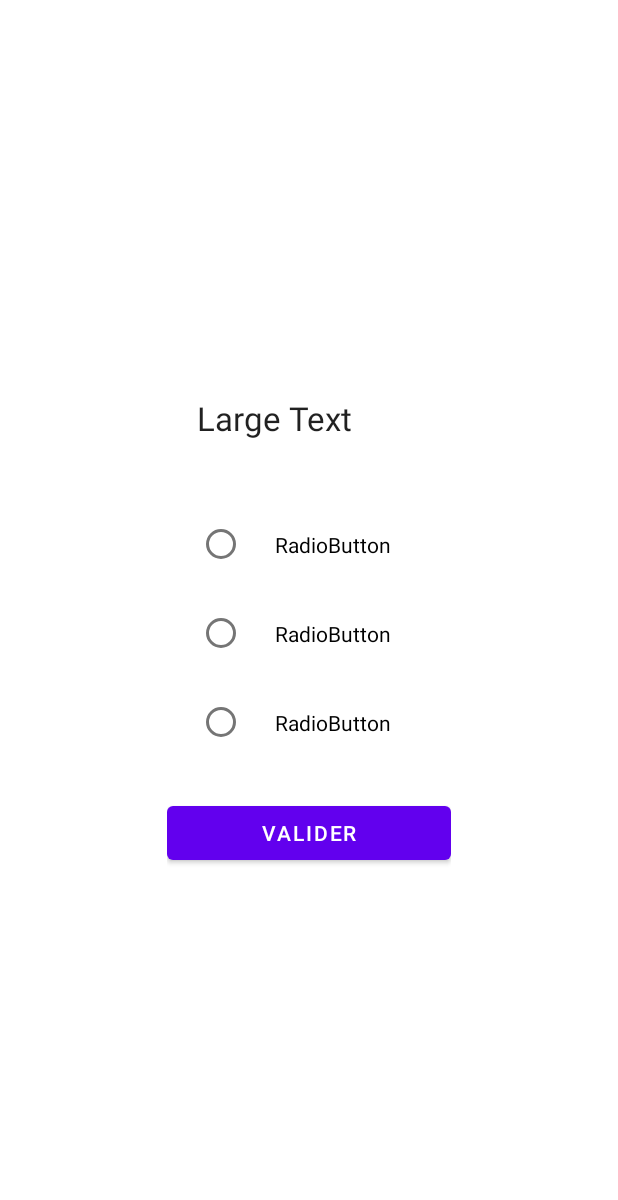
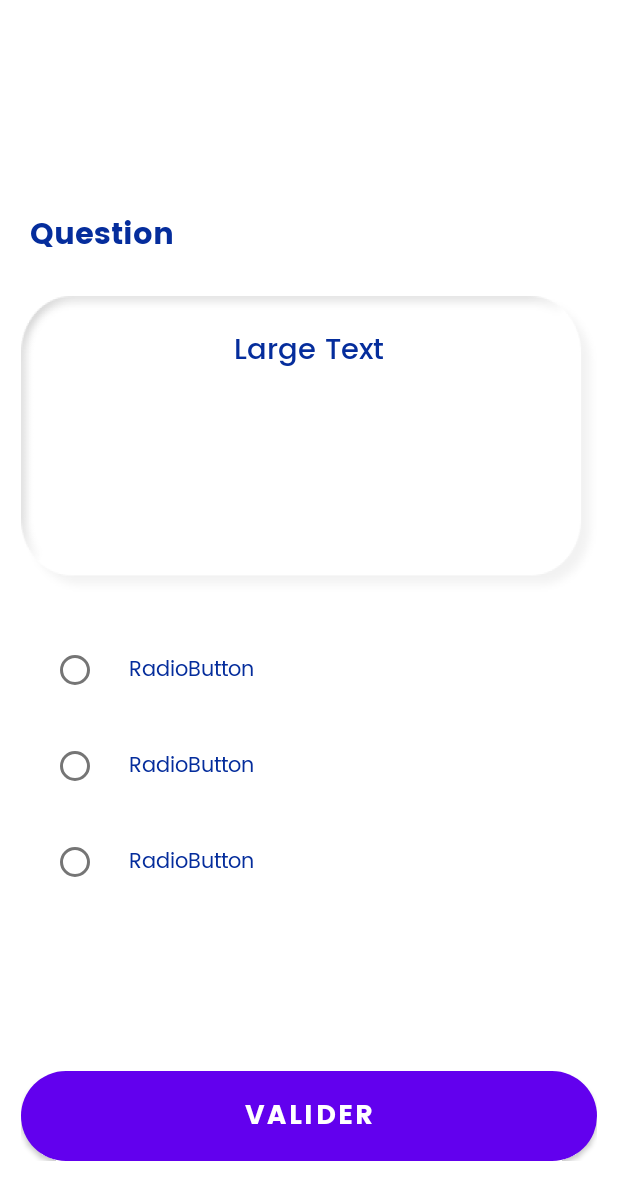
Before and after one commit to cheikhkeydi/MQuizz, an Android app: the layout activity_quiz.xml on its own in the app's theme, with its tools: preview values and no code run, on a phone screen of 412 x 824 dp. Shown: the top 1200 px of the screen. Run offline under Robolectric (Android 15) with nearby library versions, the phone set to English and light mode, and no system bars.

Commit message:
Mise a jour 2

```diff
--- a/app/build.gradle
+++ b/app/build.gradle
@@ -42,6 +42,6 @@ dependencies {
 //Lottie Animation
     implementation 'com.airbnb.android:lottie:3.4.0'
 
-    implementation 'com.readystatesoftware.sqliteasset:sqliteassethelper:+'
+   // implementation 'com.readystatesoftware.sqliteasset:sqliteassethelper:+'
 
 }
--- a/app/src/main/java/com/example/mquizz/MainActivity.java
+++ b/app/src/main/java/com/example/mquizz/MainActivity.java
@@ -15,7 +15,7 @@ import data.DbHelper;
 
 public class MainActivity extends AppCompatActivity {
     private Button scripte,acceuil,liste_score,info,jouer,filiere,matiere,score,questionnaire,quizz;
-
+    public  final static String AGE = "MonAge";
     @Override
     protected void onCreate(Bundle savedInstanceState) {
         super.onCreate(savedInstanceState);
@@ -60,6 +60,7 @@ public class MainActivity extends AppCompatActivity {
             @Override
             public void onClick(View view) {
                 Intent helloworld1= new Intent(getApplicationContext(), acceuil.class);
+                //helloworld1.putExtra(DONNEE,"Donnee");
                 startActivity(helloworld1);
             }
         });
--- a/app/src/main/java/com/example/mquizz/acceuil.java
+++ b/app/src/main/java/com/example/mquizz/acceuil.java
@@ -9,6 +9,8 @@ import android.view.View;
 import android.widget.Button;
 import android.widget.TextView;
 
+import adapter.FiliereAdapter;
+
 public class acceuil extends AppCompatActivity {
     private Button valider;
     private TextView info;
@@ -18,6 +20,10 @@ public class acceuil extends AppCompatActivity {
         setContentView(R.layout.activity_acceuil);
         valider =(Button) findViewById(R.id.commencer);
         info =(TextView) findViewById(R.id.info);
+
+
+       Intent i=getIntent();
+       info.setText(i.getStringExtra(FiliereAdapter.SELECTNIVEAU));
 
         info.setOnClickListener(new View.OnClickListener() {
             @Override
--- a/app/src/main/java/com/example/mquizz/slider.java
+++ b/app/src/main/java/com/example/mquizz/slider.java
@@ -45,6 +45,7 @@ public class slider extends AppCompatActivity {
             public void onClick(View v) {
                 Intent hello = new Intent(getApplicationContext(), acceuil.class);
                 startActivity(hello);
+                finish();
             }
         });
 
--- a/app/src/main/res/layout/activity_quiz.xml
+++ b/app/src/main/res/layout/activity_quiz.xml
@@ -1,54 +1,115 @@
- <RelativeLayout xmlns:android="http://schemas.android.com/apk/res/android"
+<RelativeLayout xmlns:android="http://schemas.android.com/apk/res/android"
     xmlns:tools="http://schemas.android.com/tools"
     android:layout_width="match_parent"
     android:layout_height="match_parent"
-    tools:context="com.example.mquizz.QuizActivity"
-   >
+    xmlns:app="http://schemas.android.com/apk/res-auto"
+    tools:context="com.example.mquizz.QuizActivity">
+
+    <com.airbnb.lottie.LottieAnimationView
+        android:layout_width="375dp"
+        android:layout_height="42dp"
+        android:layout_alignParentStart="true"
+        android:layout_alignParentLeft="true"
+        android:layout_alignParentTop="true"
+        android:layout_alignParentEnd="true"
+        android:layout_alignParentRight="true"
+        android:layout_marginStart="16dp"
+        android:layout_marginLeft="16dp"
+        android:layout_marginTop="26dp"
+        android:layout_marginEnd="20dp"
+        android:layout_marginRight="20dp"
+        app:lottie_autoPlay="true"
+        app:lottie_loop="false"
+        app:lottie_rawRes="@raw/quinzsec" />
+
+    <TextView
+        android:layout_width="139dp"
+        android:layout_height="wrap_content"
+        android:layout_alignParentStart="true"
+        android:layout_alignParentLeft="true"
+        android:layout_alignParentTop="true"
+        android:layout_alignParentEnd="true"
+        android:layout_alignParentRight="true"
+        android:layout_marginStart="20dp"
+        android:layout_marginLeft="20dp"
+        android:layout_marginTop="140dp"
+        android:layout_marginEnd="252dp"
+        android:layout_marginRight="252dp"
+        android:layout_marginBottom="120dp"
+        android:fontFamily="@font/poppinsbold"
+        android:text="Question"
+        android:textColor="@color/colorprincipale"
+        android:textSize="20dp" />
+
     <LinearLayout
         android:layout_width="wrap_content"
         android:layout_height="wrap_content"
+        android:layout_alignParentTop="true"
+        android:layout_alignParentBottom="true"
+        android:layout_marginTop="183dp"
+        android:layout_marginBottom="36dp"
         android:orientation="vertical"
-        android:layout_centerVertical="true"
-        android:layout_centerHorizontal="true">
+        android:padding="14dp">
+
         <TextView
             android:id="@+id/textView1"
             android:layout_width="match_parent"
             android:layout_height="wrap_content"
+            android:background="@drawable/fondback"
+            android:fontFamily="@font/poppinsmedium"
             android:padding="20dp"
             android:text="Large Text"
-            android:textAppearance="?android:attr/textAppearanceLarge" />
+            android:textColor="@color/colorprincipale"
+            android:textAlignment="center"
+            android:textAppearance="?android:attr/textAppearanceLarge"
+            android:textDirection="inherit"
+            android:textSize="19dp" />
+
         <RadioGroup
             android:id="@+id/radioGroup1"
             android:layout_width="match_parent"
-            android:padding="20dp"
             android:layout_height="wrap_content"
-            android:layout_weight="0.04" >
+            android:layout_weight="0.04"
+            android:padding="20dp">
+
             <RadioButton
                 android:id="@+id/radio0"
-                android:padding="20dp"
                 android:layout_width="match_parent"
                 android:layout_height="wrap_content"
-                android:text="RadioButton" />
+                android:fontFamily="@font/poppinsregular"
+                android:padding="20dp"
+                android:text="RadioButton"
+                android:textColor="@color/colorprincipale" />
+
             <RadioButton
                 android:id="@+id/radio1"
-                android:padding="20dp"
                 android:layout_width="match_parent"
                 android:layout_height="wrap_content"
-                android:text="RadioButton" />
+                android:fontFamily="@font/poppinsregular"
+                android:padding="20dp"
+                android:text="RadioButton"
+                android:textColor="@color/colorprincipale" />/>
+
             <RadioButton
                 android:id="@+id/radio2"
-                android:padding="20dp"
                 android:layout_width="match_parent"
                 android:layout_height="wrap_content"
-                android:text="RadioButton" />
+                android:fontFamily="@font/poppinsregular"
+                android:padding="20dp"
+                android:text="RadioButton"
+                android:textColor="@color/colorprincipale"
+                android:textColorHighlight="@color/colorprincipale" />/>
         </RadioGroup>
 
 
         <Button
-                android:id="@+id/button1"
-                android:layout_width="match_parent"
-                android:layout_height="wrap_content"
-                android:text="Valider"
-                android:linksClickable="false"/>
+            android:id="@+id/button1"
+            android:layout_width="match_parent"
+            android:layout_height="wrap_content"
+            android:background="@drawable/button"
+            android:fontFamily="@font/poppinsbold"
+            android:linksClickable="false"
+            android:text="Valider"
+            android:textSize="18dp" />
     </LinearLayout>
 </RelativeLayout>
--- a/app/src/main/res/layout/filiere_adapter.xml
+++ b/app/src/main/res/layout/filiere_adapter.xml
@@ -2,7 +2,8 @@
 <LinearLayout xmlns:android="http://schemas.android.com/apk/res/android"
     android:orientation="vertical" android:layout_width="match_parent"
     android:layout_height="match_parent"
-    android:gravity="center_horizontal">
+    android:gravity="center_horizontal"
+    android:id="@+id/filiere_layout">
 
     <Button
         android:id="@+id/btn_adpaterFiliere"
```
Also changed, not shown: app/src/main/java/Table/Niveau.java (added, +32 -0 lines), app/src/main/java/adapter/FiliereAdapter.java (+23 -12 lines), app/src/main/java/com/example/mquizz/filiere.java (+8 -11 lines), app/src/main/java/com/example/mquizz/liste_score.java (+0 -9 lines), app/src/main/java/data/DbHelper.java (+63 -1 lines), app/src/main/java/data/NiveauContract.java (added, +14 -0 lines).
